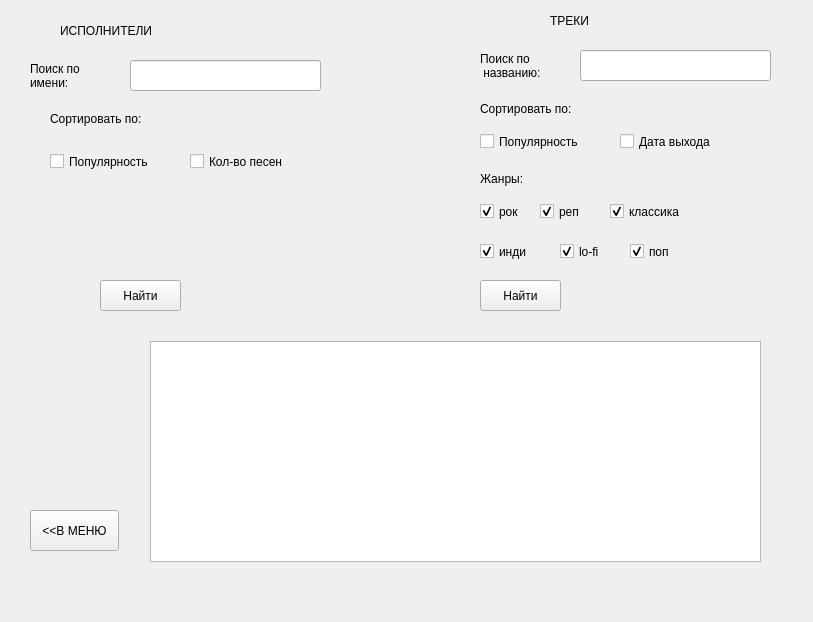
First picture: the form in Coursework_DB/testFrontend/Views/searchview.ui, repository Juliasunn/BMSTU, before the edit.
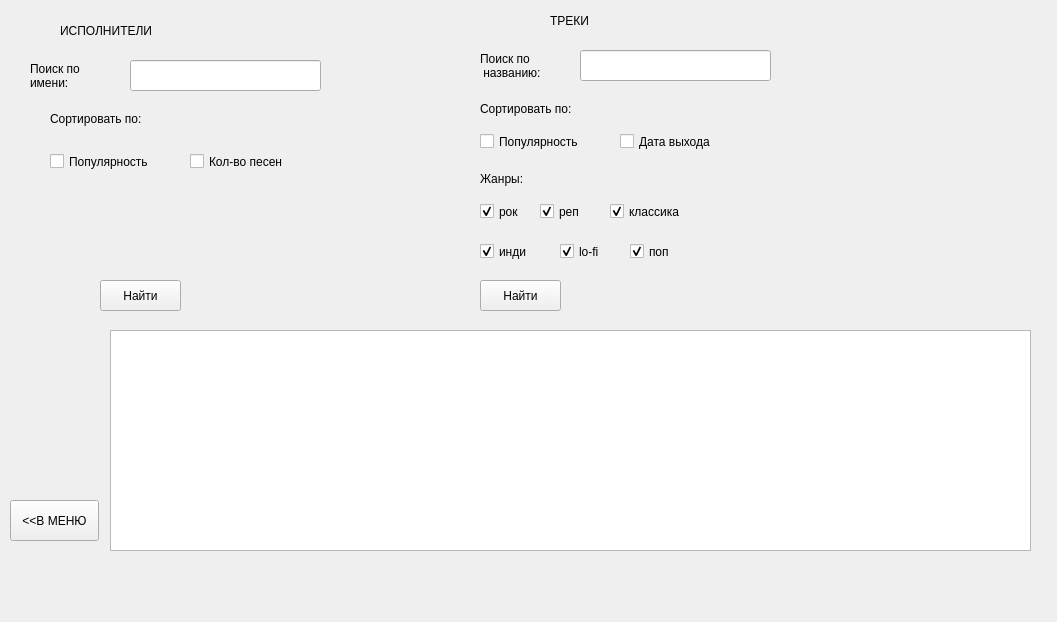
Second picture: the form after the edit.

What changed in the file:
```diff
--- a/Coursework_DB/testFrontend/Views/searchview.ui
+++ b/Coursework_DB/testFrontend/Views/searchview.ui
@@ -6,7 +6,7 @@
    <rect>
     <x>0</x>
     <y>0</y>
-    <width>813</width>
+    <width>1057</width>
     <height>622</height>
    </rect>
   </property>
@@ -303,21 +303,48 @@
   <widget class="QTableView" name="tableView">
    <property name="geometry">
     <rect>
-     <x>150</x>
-     <y>341</y>
-     <width>611</width>
+     <x>110</x>
+     <y>330</y>
+     <width>921</width>
      <height>221</height>
     </rect>
    </property>
+   <property name="sizePolicy">
+    <sizepolicy hsizetype="Expanding" vsizetype="Expanding">
+     <horstretch>250</horstretch>
+     <verstretch>0</verstretch>
+    </sizepolicy>
+   </property>
+   <property name="sizeIncrement">
+    <size>
+     <width>50</width>
+     <height>50</height>
+    </size>
+   </property>
+   <property name="baseSize">
+    <size>
+     <width>50</width>
+     <height>0</height>
+    </size>
+   </property>
+   <property name="horizontalScrollBarPolicy">
+    <enum>Qt::ScrollBarAsNeeded</enum>
+   </property>
+   <property name="sizeAdjustPolicy">
+    <enum>QAbstractScrollArea::AdjustToContents</enum>
+   </property>
    <attribute name="horizontalHeaderDefaultSectionSize">
-    <number>150</number>
+    <number>130</number>
+   </attribute>
+   <attribute name="verticalHeaderCascadingSectionResizes">
+    <bool>true</bool>
    </attribute>
   </widget>
   <widget class="QPushButton" name="btnMenu">
    <property name="geometry">
     <rect>
-     <x>30</x>
-     <y>510</y>
+     <x>10</x>
+     <y>500</y>
      <width>89</width>
      <height>41</height>
     </rect>
```
